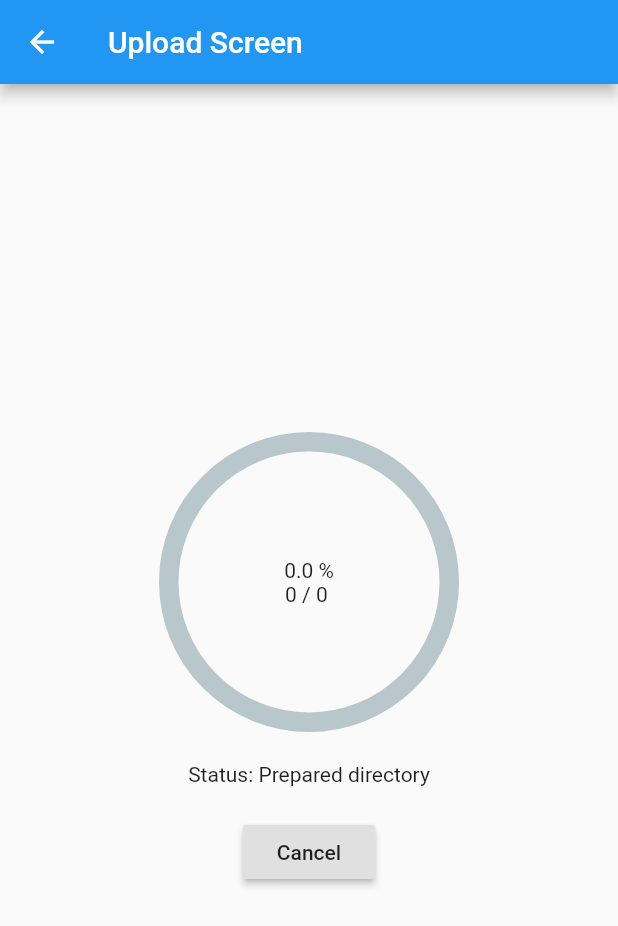
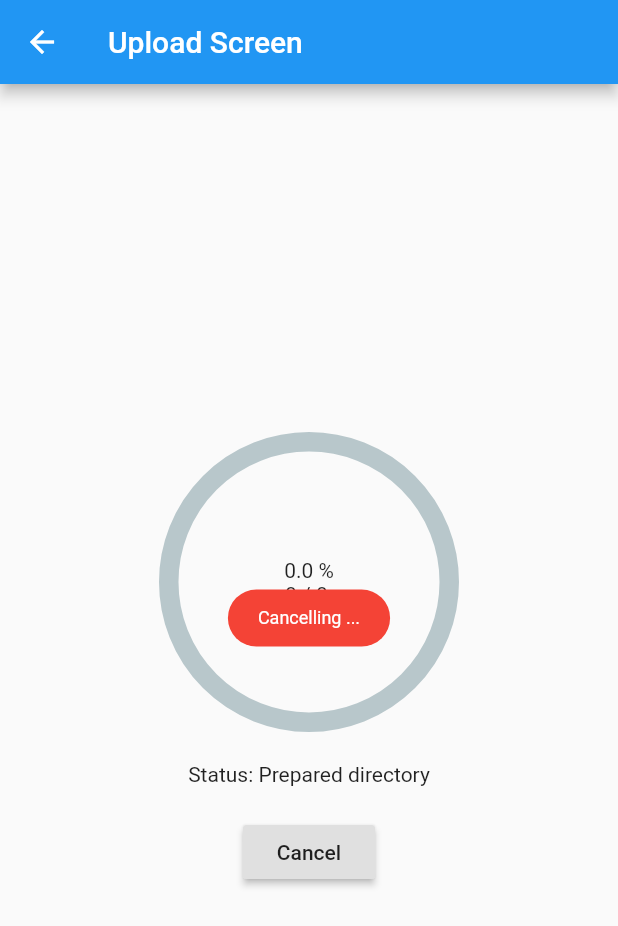
Before and after one commit to ming0520/autoedit-flutter, a Flutter app: the UploadScreen screen opened directly, after a tap on "Cancel", on a phone screen of 412 x 824 dp. Shown: the top 926 px of the screen. Run offline on Flutter 3.47's test engine with Material 2 defaults, Android fonts, the phone set to English and light mode, and no system bars; drawn by our look-alikes of percent_indicator; our stand-ins replace chewie, dio, flutter_spinkit, fluttertoast, gallery_saver, image_picker and 1 more; missing offline and left inert: flutter_ffmpeg.

Commit message:
add delete file, add show toast , save to gallery

```diff
--- a/lib/upload_screen.dart
+++ b/lib/upload_screen.dart
@@ -6,6 +6,8 @@ import 'package:flutter/material.dart';
 import 'package:flutter_ffmpeg/flutter_ffmpeg.dart';
 import 'package:flutter_ffmpeg/media_information.dart';
 import 'package:flutter_ffmpeg/statistics.dart';
+import 'package:fluttertoast/fluttertoast.dart';
+import 'package:gallery_saver/gallery_saver.dart';
 import 'package:path/path.dart' as path;
 import 'package:path_provider/path_provider.dart';
 import 'package:percent_indicator/circular_percent_indicator.dart';
@@ -45,11 +47,19 @@ class Autoedit {
     this.extDir = await getExternalStorageDirectory();
     this.fileNameOnly = path.basenameWithoutExtension(video.path);
     this.outAudioDirPath = '${this.extDir.path}/${this.fileNameOnly}.wav';
-    this.outVideoDirPath = '${this.extDir.path}/${this.fileNameOnly}';
-    if (File(this.outVideoDirPath).existsSync()) {
-      this.outVideoDirPath += '_EDITED.mp4';
-    } else {
-      this.outVideoDirPath += '_EDITED_1.mp4';
+
+    this.outVideoDirPath =
+        '${this.extDir.path}/${this.fileNameOnly}_EDITED.mp4';
+
+    if (await File(this.outVideoDirPath).exists()) {
+      int counter = 1;
+      String noExtensions = '${this.extDir.path}/${this.fileNameOnly}_EDITED_';
+      String newPath = noExtensions + counter.toString() + '.mp4';
+      while (await File(newPath).exists()) {
+        counter++;
+        newPath = noExtensions + counter.toString() + '.mp4';
+      }
+      this.outVideoDirPath = newPath;
     }
     MediaInformation mediaInfo = await _ffprobe.getMediaInformation(video.path);
     Map<dynamic, dynamic> mp = mediaInfo.getAllProperties();
@@ -156,6 +166,27 @@ class _UploadScreenState extends State<UploadScreen> {
       startIndex += n;
       endIndex = startIndex + n;
     }
+  }
+
+  Future<void> deleteFile(File file) async {
+    try {
+      if (await file.exists()) {
+        await file.delete();
+      }
+    } catch (e) {
+      // Error in getting access to the file.
+    }
+  }
+
+  _showToast(String message, Color color) {
+    Fluttertoast.showToast(
+        msg: message,
+        toastLength: Toast.LENGTH_SHORT,
+        gravity: ToastGravity.CENTER,
+        timeInSecForIosWeb: 1,
+        backgroundColor: color,
+        textColor: Colors.white,
+        fontSize: 12.0);
   }
 
 //  Future<void> getAPI() async {
@@ -290,6 +321,7 @@ class _UploadScreenState extends State<UploadScreen> {
         _time = 0;
       });
       String arguments = _autoEdit.renderVideo();
+
       await _encoder.execute(arguments);
       setState(() {
 //        _msg = 'Saved to ${_autoEdit.outVideoDirPath}';
@@ -322,15 +354,21 @@ class _UploadScreenState extends State<UploadScreen> {
           '===============================Converted to wav =============================');
     });
     await getAPI();
+    await deleteFile(File(_autoEdit.outAudioDirPath));
     // await renderVideo();
     if (await File(_autoEdit.outVideoDirPath).exists()) {
-      Navigator.pop(context, File(_autoEdit.outVideoDirPath));
+      GallerySaver.saveVideo(_autoEdit.outVideoDirPath, albumName: 'AutoEdit')
+          .then((bool success) {
+        Navigator.pop(context, File(_autoEdit.outVideoDirPath));
+      });
     } else {
       print('Render error');
+      _showToast('Render error.', Colors.red);
     }
   }
 
   cancelAll() async {
+    _showToast('Cancelling ...', Colors.red);
     List list = await _encoder.listExecutions();
     setState(
       () {
@@ -340,9 +378,10 @@ class _UploadScreenState extends State<UploadScreen> {
         if (list.length > 0) {
           _encoder.cancel();
         }
-        Navigator.pop(context);
       },
     );
+    await deleteFile(File(_autoEdit.outAudioDirPath));
+    Navigator.pop(context);
   }
 
   printCommand() {
```
